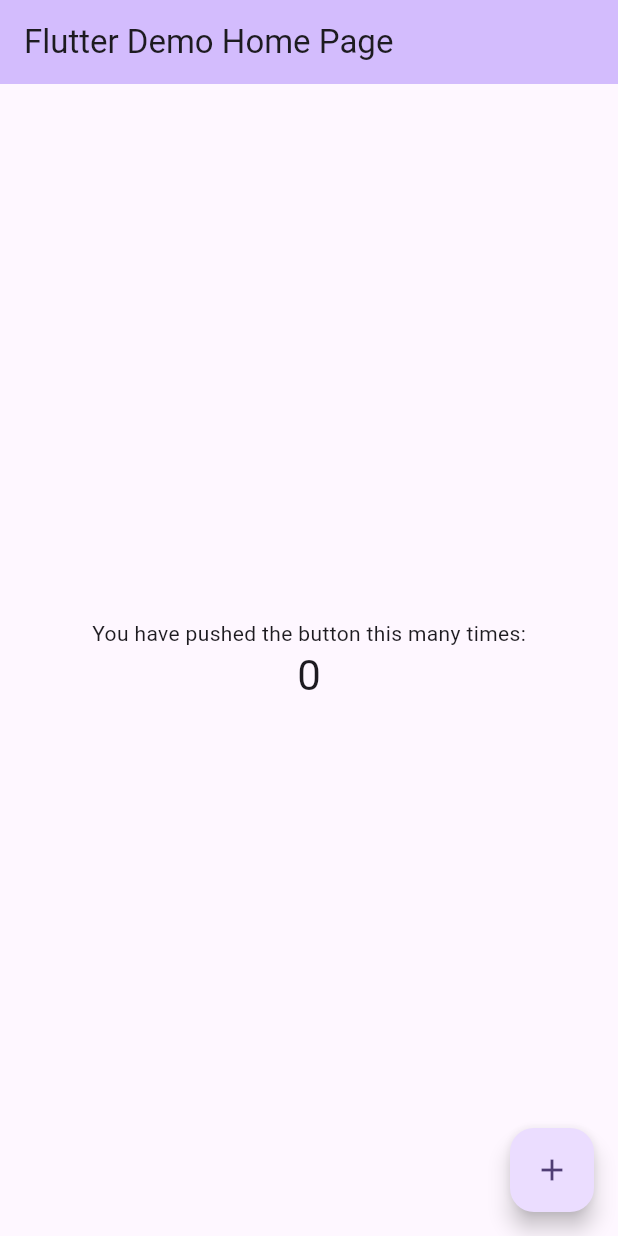
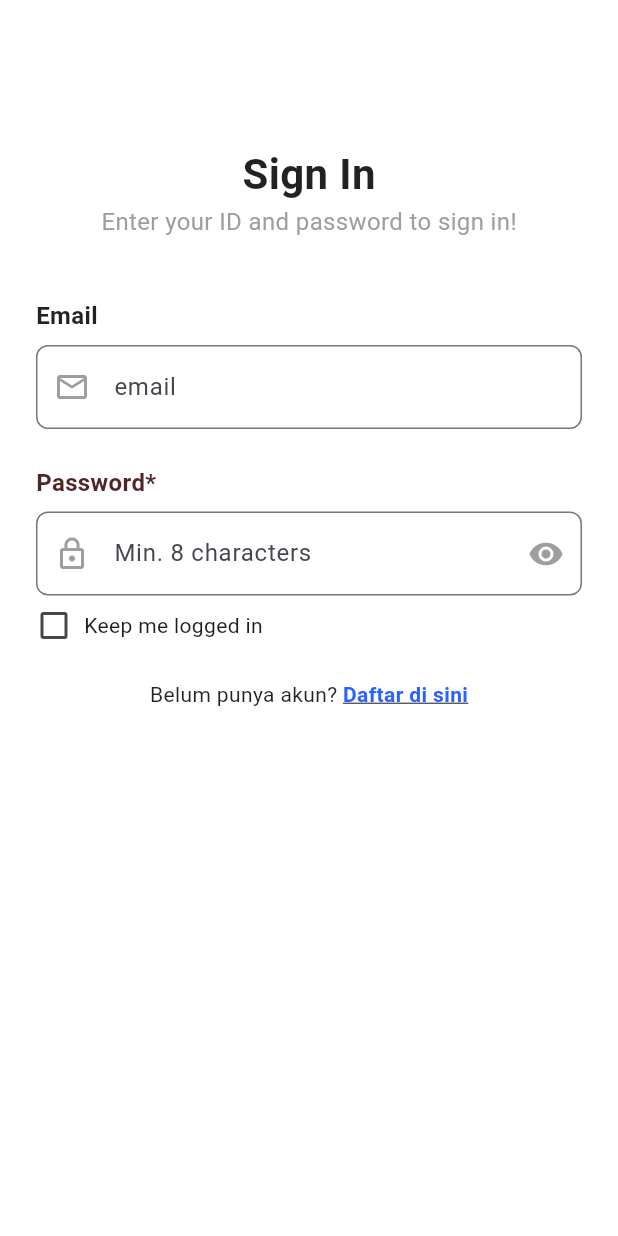
Before and after one commit to R24-sh/rahmat_suaebi_hamdani_2410910040036, a Flutter app: the screen it shows after launch, on a phone screen of 412 x 824 dp. Run offline on Flutter 3.47's test engine with Material 3 defaults, Android fonts, the light colour scheme and no system bars.

Commit message:
tampilanLogin

```diff
--- /dev/null
+++ b/lib/login.dart
@@ -0,0 +1,158 @@
+import 'package:flutter/material.dart';
+
+class LoginPage extends StatefulWidget {
+  const LoginPage({super.key});
+
+  @override
+  State<LoginPage> createState() => _TextBoxPageState();
+}
+
+class _TextBoxPageState extends State<LoginPage> {
+  final GlobalKey<FormState> _formKey = GlobalKey<FormState>();
+
+  bool _showPassword = true;
+  final TextEditingController _emailController = TextEditingController();
+  final TextEditingController _passwordController = TextEditingController();
+
+  @override
+  Widget build(BuildContext context) {
+    return Scaffold(
+      backgroundColor: Colors.white,
+      body: SingleChildScrollView(
+        child: Padding(
+          padding: const EdgeInsets.symmetric(horizontal: 24.0, vertical: 48.0),
+          child: Form(
+            key: _formKey,
+            child: Column(
+              crossAxisAlignment: CrossAxisAlignment.stretch,
+              children: [
+                Center(
+                  child: Column(
+                    children: [
+
+                      const SizedBox(height: 48),
+                      const Text(
+                        "Sign In",
+                        style: TextStyle(fontSize: 28, fontWeight: FontWeight.bold, color: Colors.black87),
+                      ),
+                      const Text(
+                        "Enter your ID and password to sign in!",
+                        style: TextStyle(fontSize: 16, color: Colors.grey),
+                      ),
+                      const SizedBox(height: 40),
+                    ],
+                  ),
+                ),
+
+                const Text(
+                  "Email",
+                  style: TextStyle(fontWeight: FontWeight.bold, fontSize: 16, color: Colors.black87),
+                ),
+                const SizedBox(height: 8),
+                TextFormField(
+                  controller: _emailController,
+                  keyboardType: TextInputType.emailAddress,
+                  decoration: InputDecoration(
+                    hintText: "email",
+                    border: OutlineInputBorder(borderRadius: BorderRadius.circular(8)),
+                    prefixIcon: const Icon(Icons.email_outlined, color: Colors.grey),
+                    errorStyle: const TextStyle(fontSize: 14),
+                  ),
+                ),
+
+                const SizedBox(height: 24),
+                const Text(
+                  "Password*",
+                  style: TextStyle(fontWeight: FontWeight.bold, fontSize: 16, color: Color.fromARGB(221, 52, 2, 2)),
+                ),
+                const SizedBox(height: 8),
+                TextFormField(
+                  controller: _passwordController,
+                  obscureText: _showPassword,
+                  decoration: InputDecoration(
+
+                    hintText: "Min. 8 characters",
+
+                    suffixText: 'Min. 8 characters',
+                    suffixStyle: const TextStyle(color: Colors.grey, fontSize: 14),
+                    border: OutlineInputBorder(borderRadius: BorderRadius.circular(8)),
+                    prefixIcon: const Icon(Icons.lock_outline, color: Colors.grey),
+                    suffixIcon: IconButton(
+                      onPressed: () {
+                        setState(() {
+                          _showPassword = !_showPassword;
+                        });
+                      },
+                      icon: Icon(
+                        _showPassword ? Icons.visibility : Icons.visibility_off,
+                        color: Colors.grey,
+                      ),
+                    ),
+                    errorStyle: const TextStyle(fontSize: 14),
+                  ),
+                  validator: (value) {
+                    if (value == null || value.isEmpty) {
+                      return 'Kata sandi tidak boleh kosong.';
+                    }
+                    if (value.length < 8) {
+                      return 'Kata sandi minimal 8 karakter.';
+                    }
+                    return null;
+                  },
+                ),
+
+                const SizedBox(height: 8),
+                Row(
+                  mainAxisAlignment: MainAxisAlignment.start,
+                  children: [
+                    SizedBox(
+                      height: 24.0,
+                      width: 24.0,
+                      child: Checkbox(
+                        value: false,
+                        onChanged: (bool? value) {},
+                        activeColor: Colors.blueAccent.shade700,
+                      ),
+                    ),
+                    const SizedBox(width: 8),
+                    const Text("Keep me logged in"),
+                  ],
+                ),
+
+                const SizedBox(height: 24),
+                Row(
+                  mainAxisAlignment: MainAxisAlignment.center,
+                  children: [
+                    const Text(
+                      "Belum punya akun? ",
+                      style: TextStyle(color: Colors.black87),
+                    ),
+                    GestureDetector(
+                      onTap: () {
+                        ScaffoldMessenger.of(context).showSnackBar(
+                          const SnackBar(
+                            content: Text('Navigasi ke halaman Daftar Activity...'),
+                            backgroundColor: Colors.orange,
+                          ),
+                        );
+
+                      },
+                      child: Text(
+                        "Daftar di sini",
+                        style: TextStyle(
+                          color: Colors.blueAccent.shade700,
+                          fontWeight: FontWeight.bold,
+                          decoration: TextDecoration.underline,
+                        ),
+                      ),
+                    ),
+                  ],
+                ),
+              ],
+            ),
+          ),
+        ),
+      ),
+    );
+  }
+}
--- a/lib/main.dart
+++ b/lib/main.dart
@@ -1,122 +1,20 @@
 import 'package:flutter/material.dart';
+import 'package:rahmat_suaebi_hamdani_2410910040036/login.dart';
 
-void main() {
-  runApp(const MyApp());
+
+
+
+void main(List<String> args) {
+  runApp(MyApp());
 }
 
 class MyApp extends StatelessWidget {
   const MyApp({super.key});
 
-  // This widget is the root of your application.
   @override
   Widget build(BuildContext context) {
     return MaterialApp(
-      title: 'Flutter Demo',
-      theme: ThemeData(
-        // This is the theme of your application.
-        //
-        // TRY THIS: Try running your application with "flutter run". You'll see
-        // the application has a purple toolbar. Then, without quitting the app,
-        // try changing the seedColor in the colorScheme below to Colors.green
-        // and then invoke "hot reload" (save your changes or press the "hot
-        // reload" button in a Flutter-supported IDE, or press "r" if you used
-        // the command line to start the app).
-        //
-        // Notice that the counter didn't reset back to zero; the application
-        // state is not lost during the reload. To reset the state, use hot
-        // restart instead.
-        //
-        // This works for code too, not just values: Most code changes can be
-        // tested with just a hot reload.
-        colorScheme: ColorScheme.fromSeed(seedColor: Colors.deepPurple),
-      ),
-      home: const MyHomePage(title: 'Flutter Demo Home Page'),
-    );
+      home: LoginPage());
+
   }
 }
-
-class MyHomePage extends StatefulWidget {
-  const MyHomePage({super.key, required this.title});
-
-  // This widget is the home page of your application. It is stateful, meaning
-  // that it has a State object (defined below) that contains fields that affect
-  // how it looks.
-
-  // This class is the configuration for the state. It holds the values (in this
-  // case the title) provided by the parent (in this case the App widget) and
-  // used by the build method of the State. Fields in a Widget subclass are
-  // always marked "final".
-
-  final String title;
-
-  @override
-  State<MyHomePage> createState() => _MyHomePageState();
-}
-
-class _MyHomePageState extends State<MyHomePage> {
-  int _counter = 0;
-
-  void _incrementCounter() {
-    setState(() {
-      // This call to setState tells the Flutter framework that something has
-      // changed in this State, which causes it to rerun the build method below
-      // so that the display can reflect the updated values. If we changed
-      // _counter without calling setState(), then the build method would not be
-      // called again, and so nothing would appear to happen.
-      _counter++;
-    });
-  }
-
-  @override
-  Widget build(BuildContext context) {
-    // This method is rerun every time setState is called, for instance as done
-    // by the _incrementCounter method above.
-    //
-    // The Flutter framework has been optimized to make rerunning build methods
-    // fast, so that you can just rebuild anything that needs updating rather
-    // than having to individually change instances of widgets.
-    return Scaffold(
-      appBar: AppBar(
-        // TRY THIS: Try changing the color here to a specific color (to
-        // Colors.amber, perhaps?) and trigger a hot reload to see the AppBar
-        // change color while the other colors stay the same.
-        backgroundColor: Theme.of(context).colorScheme.inversePrimary,
-        // Here we take the value from the MyHomePage object that was created by
-        // the App.build method, and use it to set our appbar title.
-        title: Text(widget.title),
-      ),
-      body: Center(
-        // Center is a layout widget. It takes a single child and positions it
-        // in the middle of the parent.
-        child: Column(
-          // Column is also a layout widget. It takes a list of children and
-          // arranges them vertically. By default, it sizes itself to fit its
-          // children horizontally, and tries to be as tall as its parent.
-          //
-          // Column has various properties to control how it sizes itself and
-          // how it positions its children. Here we use mainAxisAlignment to
-          // center the children vertically; the main axis here is the vertical
-          // axis because Columns are vertical (the cross axis would be
-          // horizontal).
-          //
-          // TRY THIS: Invoke "debug painting" (choose the "Toggle Debug Paint"
-          // action in the IDE, or press "p" in the console), to see the
-          // wireframe for each widget.
-          mainAxisAlignment: MainAxisAlignment.center,
-          children: <Widget>[
-            const Text('You have pushed the button this many times:'),
-            Text(
-              '$_counter',
-              style: Theme.of(context).textTheme.headlineMedium,
-            ),
-          ],
-        ),
-      ),
-      floatingActionButton: FloatingActionButton(
-        onPressed: _incrementCounter,
-        tooltip: 'Increment',
-        child: const Icon(Icons.add),
-      ), // This trailing comma makes auto-formatting nicer for build methods.
-    );
-  }
-}
```
Also changed, not shown: pubspec.yaml (+13 -3 lines), gambar/001.jpg (added), gambar/002.jpg (added), gambar/003.jpg (added), gambar/004.jpg (added), gambar/Delete.png (added), gambar/Edit.png (added), gambar/Gudang.png (added), gambar/Logo.png (added), gambar/Tambah1.png (added), gambar/administrator 1.png (added), gambar/calendar-range.png (added), gambar/cashier 1.png (added).
